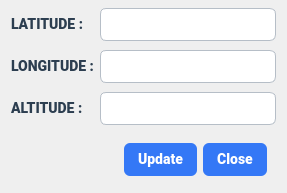
First picture: the form in cupdateposition.ui, repository shridharbhandiwad/Zoppler_MissionPlannerQt, before the edit.
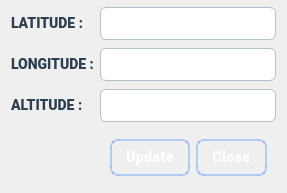
Second picture: the form after the edit.

Commit message: Refactor: Update button styles for consistency and modern look

```diff
--- a/cupdateposition.ui
+++ b/cupdateposition.ui
@@ -58,12 +58,16 @@
    Buttons
    =============================== */
 QPushButton {
-    background-color: #3478f6;
+    background: qlineargradient(x1:0, y1:0, x2:0, y2:1,
+                                stop:0 #3478f6,
+                                stop:0.5 #2d6bdd,
+                                stop:1 #255bc0);
     color: white;
     padding: 8px 14px;
-    border-radius: 6px;
-    border: none;
-    font-weight: 800;
+    border-radius: 8px;
+    border: 2px solid rgba(52, 120, 246, 0.3);
+    font-weight: 700;
+    letter-spacing: 0.5px;
 }
 
 QPushButton:hover {
@@ -71,12 +75,28 @@
 }
 
 QPushButton:pressed {
-    background-color: #255bc0;
+    background: qlineargradient(x1:0, y1:0, x2:0, y2:1,
+                                stop:0 #1d4ea3,
+                                stop:1 #143970);
+    border: 2px solid rgba(20, 57, 112, 0.8);
+    padding: 9px 14px 7px 14px;
+}
+
+QPushButton:disabled {
+    background: qlineargradient(x1:0, y1:0, x2:0, y2:1,
+                                stop:0 #BDBDBD,
+                                stop:1 #9E9E9E);
+    border: 2px solid rgba(189, 189, 189, 0.3);
+    color: rgba(255, 255, 255, 0.5);
 }
 
 /* Close Button (Optional Different Color) */
 QPushButton#closeButton {
-    background-color: #e74c3c;
+    background: qlineargradient(x1:0, y1:0, x2:0, y2:1,
+                                stop:0 #e74c3c,
+                                stop:0.5 #cf4436,
+                                stop:1 #b83c30);
+    border: 2px solid rgba(231, 76, 60, 0.3);
 }
 
 QPushButton#closeButton:hover {
```
Left out of the diff: 18 changed lines with no effect on the pictures. The commit also changes 4 other files.
